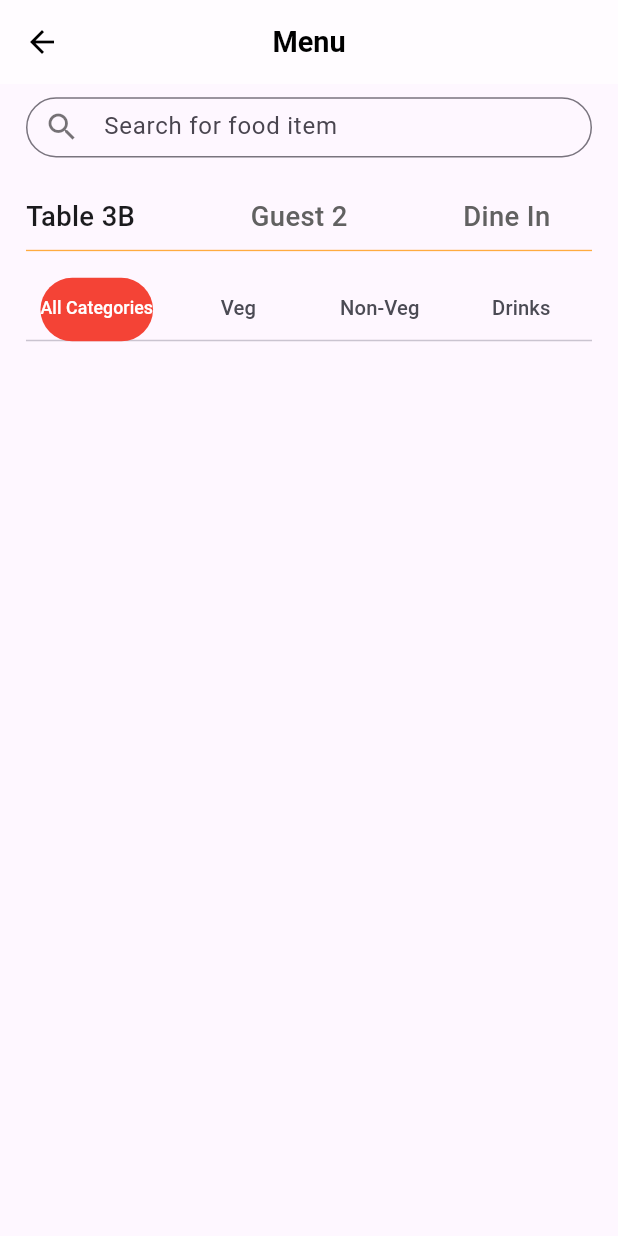
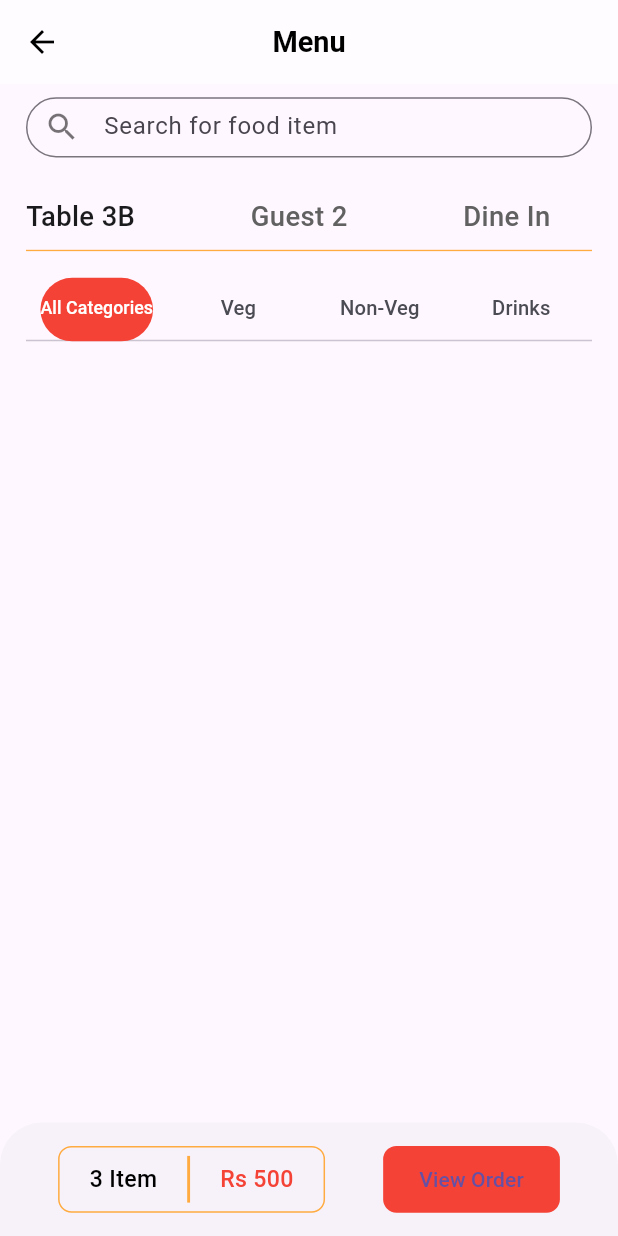
Before and after one commit to Rijankunwar3691/OrderMangementDemo, a Flutter app: the SelectOrderPage screen opened directly, on a phone screen of 412 x 824 dp. Run offline on Flutter 3.47's test engine with Material 3 defaults, Android fonts, the phone set to English and light mode, and no system bars; our stand-ins replace flutter_riverpod, flutter_screenutil.

Commit message:
bottom sheet add

```diff
--- a/lib/core/resources/theme_manager.dart
+++ b/lib/core/resources/theme_manager.dart
@@ -10,19 +10,26 @@ class AppTheme {
         color: Colors.white60,
         centerTitle: true,
         titleTextStyle: TextStyle(
-              color: Colors.black,
-              fontSize: 20.sp,
-              fontWeight: FontWeight.w600),
+            color: Colors.black, fontSize: 20.sp, fontWeight: FontWeight.w600),
       ),
       tabBarTheme: TabBarTheme(
         labelColor: Colors.white,
         labelStyle: TextStyle(fontSize: 18.sp),
         unselectedLabelStyle: TextStyle(fontSize: 14.sp),
         unselectedLabelColor: Appcolors.blackPrimaryMinus2,
-            labelPadding:
-                EdgeInsets.symmetric(horizontal: 10.w, vertical: 12.h),
+        labelPadding: EdgeInsets.symmetric(horizontal: 10.w, vertical: 12.h),
         indicator: BoxDecoration(
             color: Appcolors.primary,
-                borderRadius: BorderRadius.circular(25.r))));
+            borderRadius: BorderRadius.circular(25.r)),
+      ),
+      elevatedButtonTheme: ElevatedButtonThemeData(
+        style: ElevatedButton.styleFrom(
+            backgroundColor: Appcolors.primary,
+            elevation: 0.0,
+            minimumSize: Size(50.w, 50.h),
+            shape: RoundedRectangleBorder(
+                borderRadius: BorderRadius.circular(10.r))),
+      ),
+    );
   }
 }
--- a/lib/features/menu/presentation/provider/state/menu_list_notifier.dart
+++ b/lib/features/menu/presentation/provider/state/menu_list_notifier.dart
@@ -1,5 +1,4 @@
 import 'package:flutter_riverpod/flutter_riverpod.dart';
-import 'package:hoteldemo/core/dummy/dummy_data.dart';
 import 'package:hoteldemo/features/menu/domain/model/menu_model.dart';
 import 'package:hoteldemo/features/menu/domain/repository/menu_repo.dart';
 import 'package:hoteldemo/features/menu/presentation/provider/state/menu_state.dart';
--- a/lib/features/menu/presentation/screens/select_order_page.dart
+++ b/lib/features/menu/presentation/screens/select_order_page.dart
@@ -5,9 +5,9 @@ import 'package:hoteldemo/core/resources/colors_manager.dart';
 import 'package:hoteldemo/core/widgets/app_bar.dart';
 import 'package:hoteldemo/core/widgets/reusable_text.dart';
 import 'package:hoteldemo/core/widgets/text_field.dart';
-import 'package:hoteldemo/features/menu/presentation/provider/menu_count_provider.dart';
 import 'package:hoteldemo/features/menu/presentation/provider/menu_list_provider.dart';
 import 'package:hoteldemo/features/menu/presentation/widgets/menu_list_widget.dart';
+import 'package:hoteldemo/features/menu/presentation/widgets/total_sheet_widget.dart';
 
 class SelectOrderPage extends ConsumerStatefulWidget {
   const SelectOrderPage({super.key});
@@ -163,6 +163,7 @@ class _SelectOrderPageState extends ConsumerState<SelectOrderPage>
           ],
         ),
       ),
+      bottomSheet: TotalSheetWidget(),
     );
   }
 }
--- a/lib/features/menu/presentation/widgets/menu_list_widget.dart
+++ b/lib/features/menu/presentation/widgets/menu_list_widget.dart
@@ -18,7 +18,6 @@ class _MenuListWidgetState extends ConsumerState<MenuListWidget> {
   @override
   Widget build(BuildContext context) {
     final menuCount = ref.watch(menuCountProvider);
-    print(menuCount);
 
     return SizedBox(
       height: 120.h,
--- /dev/null
+++ b/lib/features/menu/presentation/widgets/total_sheet_widget.dart
@@ -0,0 +1,47 @@
+import 'package:flutter/material.dart';
+import 'package:flutter_screenutil/flutter_screenutil.dart';
+import 'package:hoteldemo/core/resources/colors_manager.dart';
+import 'package:hoteldemo/core/widgets/reusable_text.dart';
+
+class TotalSheetWidget extends StatelessWidget {
+  const TotalSheetWidget({super.key});
+
+  @override
+  Widget build(BuildContext context) {
+    return SizedBox(
+      height: 85.h,
+      child: Row(
+        mainAxisAlignment: MainAxisAlignment.spaceEvenly,
+        children: [
+          Container(
+            height: 50.h,
+            width: 200.h,
+            decoration: BoxDecoration(
+              borderRadius: BorderRadius.circular(10.r),
+              border: Border.all(color: Appcolors.accentOrange),
+            ),
+            child: Row(
+              mainAxisAlignment: MainAxisAlignment.spaceEvenly,
+              children: [
+                ReusableText.textWigdet(
+                    text: '3 Item', fSize: 16.sp, fw: FontWeight.w500),
+                Container(
+                  height: 35.h,
+                  width: 2.w,
+                  color: Appcolors.accentOrange,
+                ),
+                ReusableText.textWigdet(
+                  color: Appcolors.primary,
+                  text: 'Rs 500',
+                  fSize: 16.sp,
+                  fw: FontWeight.w500,
+                )
+              ],
+            ),
+          ),
+          ElevatedButton(onPressed: () {}, child: const Text('View Order'))
+        ],
+      ),
+    );
+  }
+}
```
Lines whose indentation alone changed are shown as unchanged.
